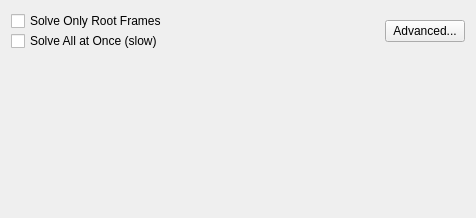
Before: the Qt Designer form python/mmSolver/tools/solver/widget/solver_standard_widget.ui in david-cattermole/mayaMatchMoveSolver, drawn with Qt 5.
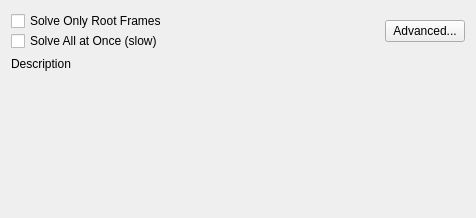
After: the same form once the commit is applied.

Commit message: Better spacing for FrameRange 'range type' widget - we can see all the text of the combobox now. Send a warning message if the user only inputs 1 root frame, at least 2 are needed. Added descriptions for 'basic' and 'standard' solvers. Added 'display meshes while solving' checkbox to the menu UI. Added QMenu sections to the Solver UI 'view' menu. Fixed 'solve' button, now correctly launches a solve. Solver will create a SolverStandard or SolverBasic when 'solve' button is run. Issue #57.

Diff of the .ui file:
```diff
--- a/python/mmSolver/tools/solver/widget/solver_standard_widget.ui
+++ b/python/mmSolver/tools/solver/widget/solver_standard_widget.ui
@@ -71,6 +71,16 @@
      </item>
     </layout>
    </item>
+   <item>
+    <widget class="QLabel" name="description_label">
+     <property name="text">
+      <string>Description</string>
+     </property>
+     <property name="wordWrap">
+      <bool>true</bool>
+     </property>
+    </widget>
+   </item>
    <item>
     <spacer name="verticalSpacer_3">
      <property name="orientation">
```
Left out of the diff: 6 changed lines with no effect on the pictures. The commit also changes 13 other files.
